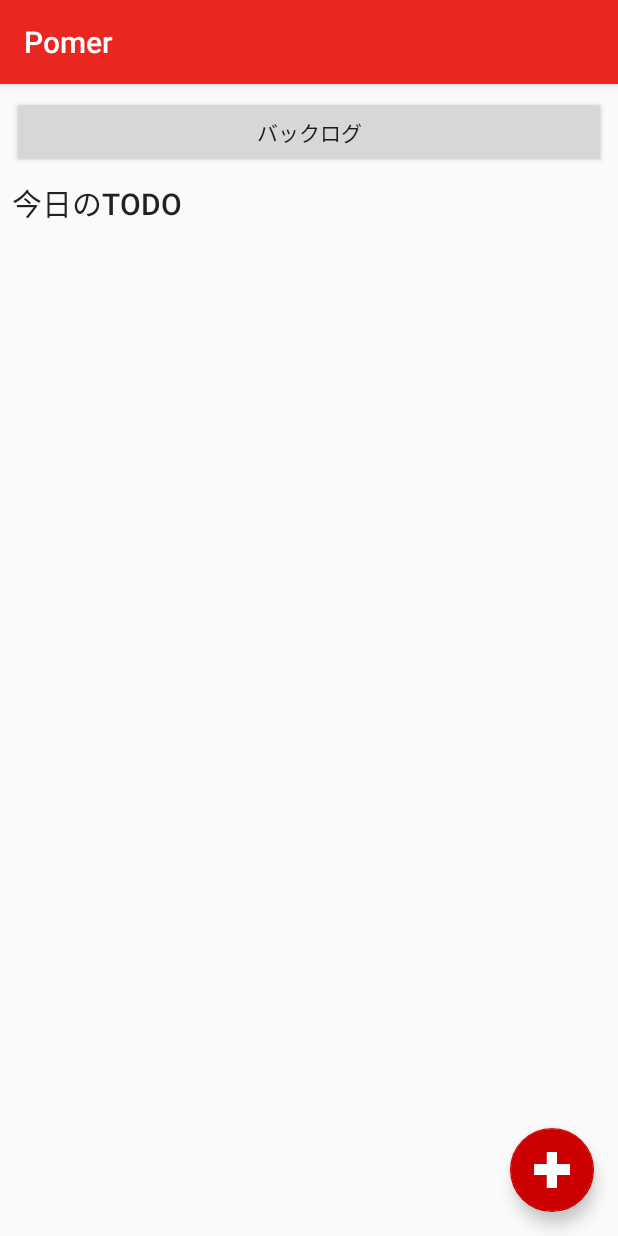
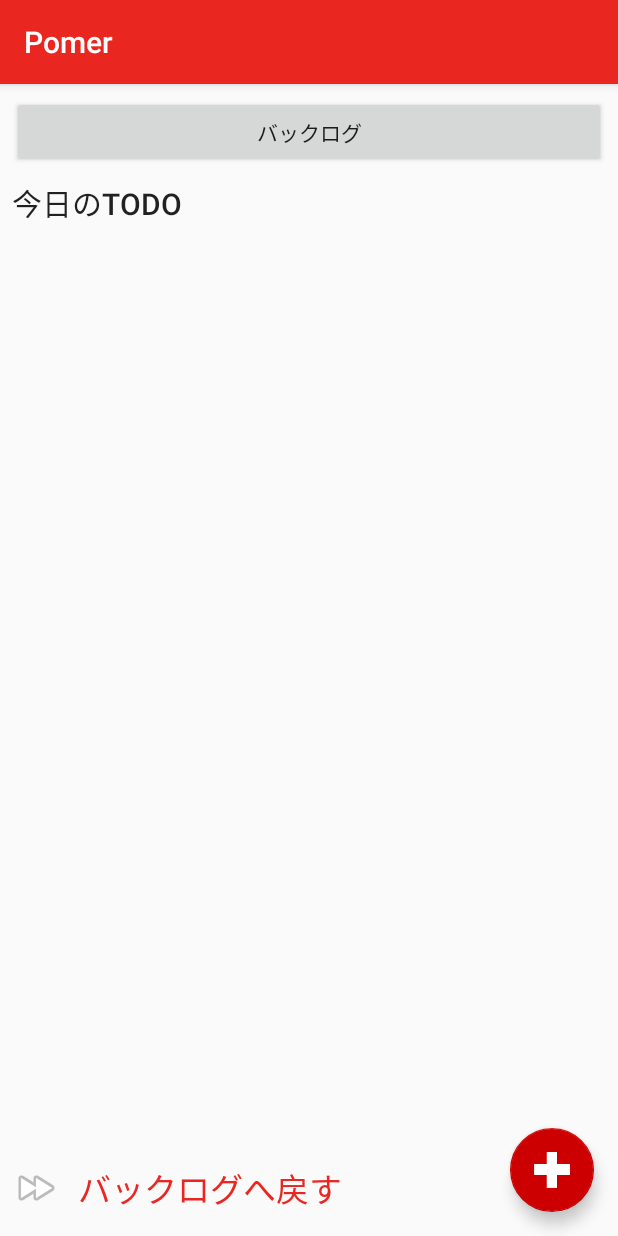
Before and after one commit to mochoi999/Pomer, an Android app: the TodoListActivity screen opened directly, with no data from a screen before it, on a phone screen of 412 x 824 dp. Run offline under Robolectric (Android 15) with nearby library versions, the phone set to English and light mode, and no system bars; our stand-ins replace data binding; libraries missing offline, so code that uses them is left out: io.realm; 5 statements that could not run were skipped.

Commit message:
バックログへ戻す処理を追加

```diff
--- a/app/src/main/java/com/mochoi/pomer/view/BacklogActivity.java
+++ b/app/src/main/java/com/mochoi/pomer/view/BacklogActivity.java
@@ -62,7 +62,6 @@ public class BacklogActivity extends BaseActivity {
     public void moveTaskToTodo(View view){
          List<BacklogItemVM> items = vm.items.get();
          List<Long> ids = new ArrayList<>();
-         int i = 0;
          for(BacklogItemVM item : items){
              if(item.check.get()){
                  ids.add(item.task.get().id);
--- a/app/src/main/java/com/mochoi/pomer/viewmodel/BacklogVM.java
+++ b/app/src/main/java/com/mochoi/pomer/viewmodel/BacklogVM.java
@@ -6,6 +6,7 @@ import com.mochoi.pomer.model.FindTaskService;
 import com.mochoi.pomer.model.RegisterModTaskService;
 import com.mochoi.pomer.model.RemoveTaskService;
 import com.mochoi.pomer.model.Task;
+import com.mochoi.pomer.model.TaskKind;
 
 import java.util.ArrayList;
 import java.util.List;
@@ -28,10 +29,10 @@ public class BacklogVM {
     }
 
     public void removeTask(long id){
-        new RemoveTaskService().removeTask(id);
+        new RemoveTaskService().removeTaskById(id);
     }
 
     public void modifyBacklog2Todo(Long[] ids){
-        new RegisterModTaskService().modifyBacklog2Todo(ids);
+        new RegisterModTaskService().modifyTaskKind(ids, TaskKind.ToDoToday.getValue());
     }
 }
--- a/app/src/main/java/com/mochoi/pomer/viewmodel/TodolistItemVM.java
+++ b/app/src/main/java/com/mochoi/pomer/viewmodel/TodolistItemVM.java
@@ -1,5 +1,6 @@
 package com.mochoi.pomer.viewmodel;
 
+import android.databinding.ObservableBoolean;
 import android.databinding.ObservableField;
 
 import com.mochoi.pomer.model.Task;
@@ -8,5 +9,6 @@ import com.mochoi.pomer.model.Task;
  * Todoリスト画面のリストアイテム用ビューモデル
  */
 public class TodolistItemVM {
+    public final ObservableBoolean check = new ObservableBoolean(false);
     public ObservableField<Task> task = new ObservableField<>();
 }
--- a/app/src/main/res/layout/backlog_item.xml
+++ b/app/src/main/res/layout/backlog_item.xml
@@ -20,7 +20,7 @@
             android:layout_height="match_parent"
             android:layout_marginRight="0dp"
             android:layout_weight="1"
-            android:gravity="center"
+            android:layout_gravity="center"
             android:checked="@={item.check}"/>
 
         <TextView
@@ -40,6 +40,7 @@
             android:layout_width="wrap_content"
             android:layout_height="wrap_content"
             android:layout_weight="1"
+            android:layout_gravity="center"
             app:srcCompat="@android:drawable/ic_delete" />
     </LinearLayout>
 
--- a/app/src/main/res/layout/todolist_main.xml
+++ b/app/src/main/res/layout/todolist_main.xml
@@ -12,6 +12,7 @@
         android:layout_height="match_parent">
 
         <RelativeLayout
+            android:id="@+id/relativeLayout"
             android:layout_width="match_parent"
             android:layout_height="wrap_content">
 
@@ -61,7 +62,33 @@
                 app:layout_constraintStart_toStartOf="@+id/title">
 
             </android.support.v7.widget.RecyclerView>
+
+            <ImageView
+                android:id="@+id/imageView"
+                android:layout_width="wrap_content"
+                android:layout_height="wrap_content"
+                android:layout_alignBottom="@+id/add_task_fragment"
+                android:layout_marginLeft="8dp"
+                android:layout_marginBottom="16dp"
+                app:layout_constraintTop_toTopOf="@+id/button2"
+                app:srcCompat="@android:drawable/ic_media_ff" />
+
+            <Button
+                android:id="@+id/button2"
+                style="@style/Widget.AppCompat.Button.Borderless.Colored"
+                android:layout_width="wrap_content"
+                android:layout_height="wrap_content"
+                android:layout_alignTop="@+id/imageView"
+                android:layout_alignParentBottom="true"
+                android:layout_marginStart="0dp"
+                android:layout_marginTop="-16dp"
+                android:layout_toEndOf="@+id/imageView"
+                android:text="バックログへ戻す"
+                android:onClick="moveTaskToBacklog"
+                android:textAppearance="@style/TextAppearance.AppCompat.Large"
+                android:textColor="@color/colorAccent"
+                app:layout_constraintStart_toEndOf="@+id/imageView" />
+
         </RelativeLayout>
-
     </android.support.constraint.ConstraintLayout>
 </layout>
```
Also changed, not shown: app/src/main/java/com/mochoi/pomer/model/RegisterModTaskService.java (+4 -13 lines), app/src/main/java/com/mochoi/pomer/model/RemoveTaskService.java (+6 -1 lines), app/src/main/java/com/mochoi/pomer/view/TodoListActivity.java (+38 -4 lines), app/src/main/java/com/mochoi/pomer/viewmodel/TodolistVM.java (+7 -2 lines), app/src/main/res/layout/todolist_item.xml (+23 -6 lines).
